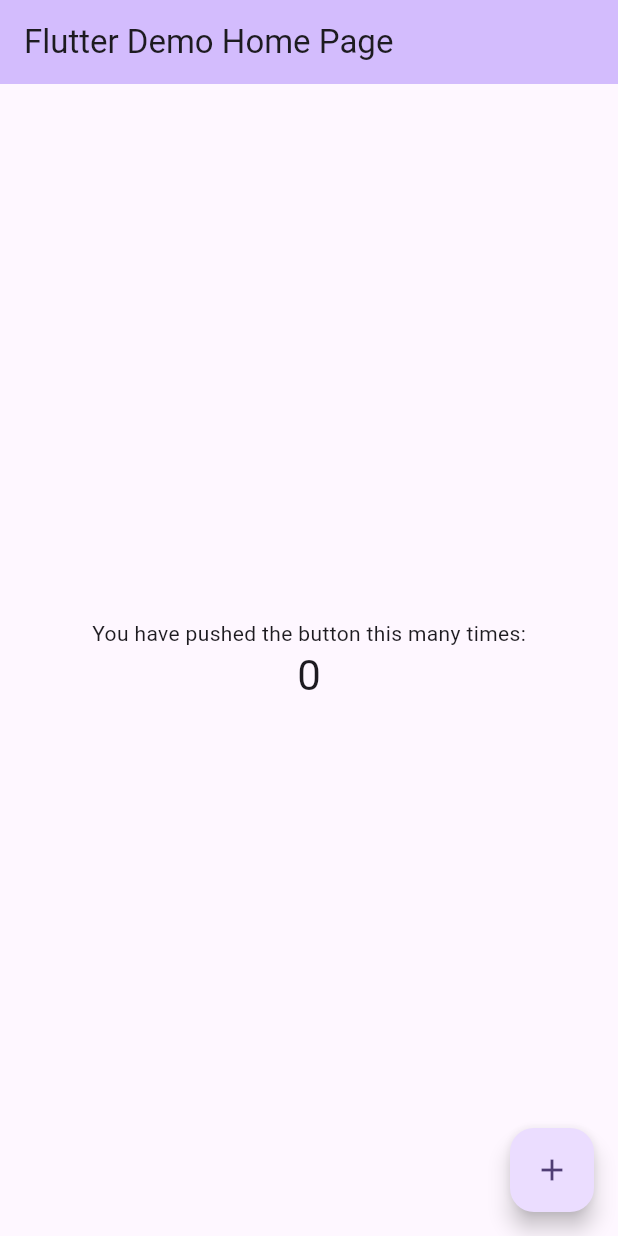
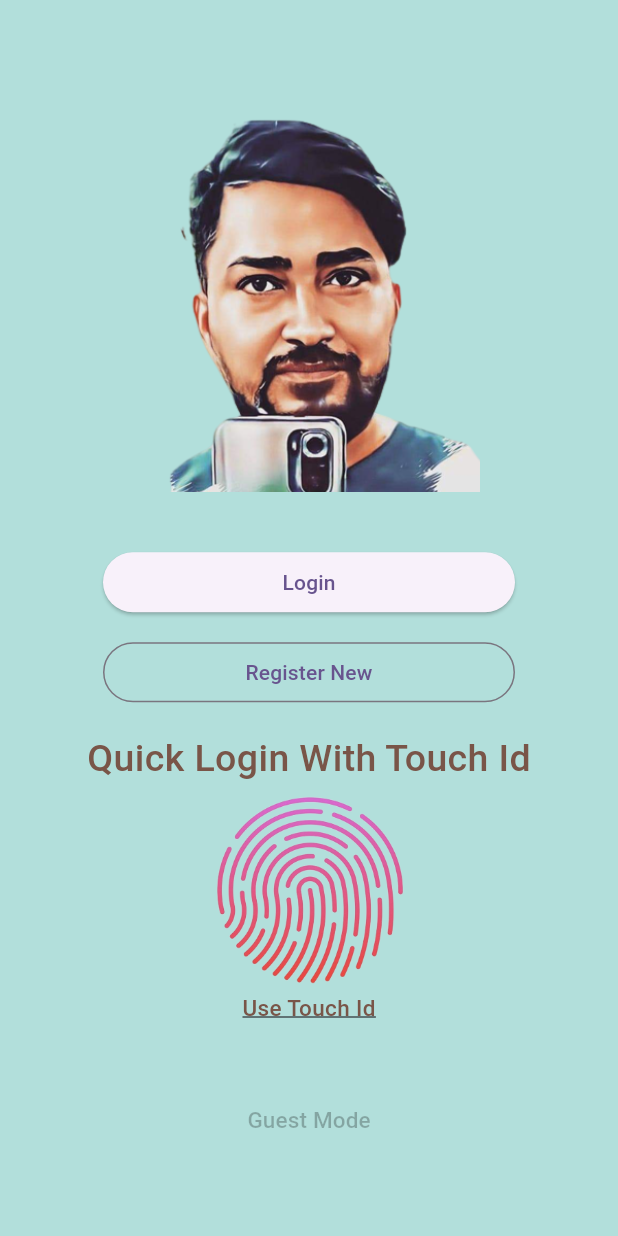
Before and after one commit to unik9438/mamas_goodboy, a Flutter app: the screen it shows after launch, on a phone screen of 412 x 824 dp. Run offline on Flutter 3.47's test engine with Material 2 defaults, Android fonts, the light colour scheme and no system bars.

Commit message:
second commit

```diff
--- a/lib/main.dart
+++ b/lib/main.dart
@@ -1,4 +1,7 @@
 import 'package:flutter/material.dart';
+import 'package:mamas_goodboy/screen/login_signup/login.dart';
+import 'package:mamas_goodboy/screen/login_signup/login_signup_dashboard.dart';
+import 'package:mamas_goodboy/screen/login_signup/signup.dart';
 
 void main() {
   runApp(const MyApp());
@@ -7,119 +10,20 @@ void main() {
 class MyApp extends StatelessWidget {
   const MyApp({super.key});
 
-  // This widget is the root of your application.
   @override
   Widget build(BuildContext context) {
     return MaterialApp(
+      debugShowCheckedModeBanner: false,
       title: 'Flutter Demo',
       theme: ThemeData(
-        // This is the theme of your application.
-        //
-        // TRY THIS: Try running your application with "flutter run". You'll see
-        // the application has a blue toolbar. Then, without quitting the app,
-        // try changing the seedColor in the colorScheme below to Colors.green
-        // and then invoke "hot reload" (save your changes or press the "hot
-        // reload" button in a Flutter-supported IDE, or press "r" if you used
-        // the command line to start the app).
-        //
-        // Notice that the counter didn't reset back to zero; the application
-        // state is not lost during the reload. To reset the state, use hot
-        // restart instead.
-        //
-        // This works for code too, not just values: Most code changes can be
-        // tested with just a hot reload.
         colorScheme: ColorScheme.fromSeed(seedColor: Colors.deepPurple),
         useMaterial3: true,
       ),
-      home: const MyHomePage(title: 'Flutter Demo Home Page'),
+      home: const LoginSignupDashboard(),
+      routes: <String, WidgetBuilder>{
+        '/login': (context) => const LoginScreen(),
+        '/signup': (context) => const SignUpScreen(),
+      },
     );
   }
 }
-
-class MyHomePage extends StatefulWidget {
-  const MyHomePage({super.key, required this.title});
-
-  // This widget is the home page of your application. It is stateful, meaning
-  // that it has a State object (defined below) that contains fields that affect
-  // how it looks.
-
-  // This class is the configuration for the state. It holds the values (in this
-  // case the title) provided by the parent (in this case the App widget) and
-  // used by the build method of the State. Fields in a Widget subclass are
-  // always marked "final".
-
-  final String title;
-
-  @override
-  State<MyHomePage> createState() => _MyHomePageState();
-}
-
-class _MyHomePageState extends State<MyHomePage> {
-  int _counter = 0;
-
-  void _incrementCounter() {
-    setState(() {
-      // This call to setState tells the Flutter framework that something has
-      // changed in this State, which causes it to rerun the build method below
-      // so that the display can reflect the updated values. If we changed
-      // _counter without calling setState(), then the build method would not be
-      // called again, and so nothing would appear to happen.
-      _counter++;
-    });
-  }
-
-  @override
-  Widget build(BuildContext context) {
-    // This method is rerun every time setState is called, for instance as done
-    // by the _incrementCounter method above.
-    //
-    // The Flutter framework has been optimized to make rerunning build methods
-    // fast, so that you can just rebuild anything that needs updating rather
-    // than having to individually change instances of widgets.
-    return Scaffold(
-      appBar: AppBar(
-        // TRY THIS: Try changing the color here to a specific color (to
-        // Colors.amber, perhaps?) and trigger a hot reload to see the AppBar
-        // change color while the other colors stay the same.
-        backgroundColor: Theme.of(context).colorScheme.inversePrimary,
-        // Here we take the value from the MyHomePage object that was created by
-        // the App.build method, and use it to set our appbar title.
-        title: Text(widget.title),
-      ),
-      body: Center(
-        // Center is a layout widget. It takes a single child and positions it
-        // in the middle of the parent.
-        child: Column(
-          // Column is also a layout widget. It takes a list of children and
-          // arranges them vertically. By default, it sizes itself to fit its
-          // children horizontally, and tries to be as tall as its parent.
-          //
-          // Column has various properties to control how it sizes itself and
-          // how it positions its children. Here we use mainAxisAlignment to
-          // center the children vertically; the main axis here is the vertical
-          // axis because Columns are vertical (the cross axis would be
-          // horizontal).
-          //
-          // TRY THIS: Invoke "debug painting" (choose the "Toggle Debug Paint"
-          // action in the IDE, or press "p" in the console), to see the
-          // wireframe for each widget.
-          mainAxisAlignment: MainAxisAlignment.center,
-          children: <Widget>[
-            const Text(
-              'You have pushed the button this many times:',
-            ),
-            Text(
-              '$_counter',
-              style: Theme.of(context).textTheme.headlineMedium,
-            ),
-          ],
-        ),
-      ),
-      floatingActionButton: FloatingActionButton(
-        onPressed: _incrementCounter,
-        tooltip: 'Increment',
-        child: const Icon(Icons.add),
-      ), // This trailing comma makes auto-formatting nicer for build methods.
-    );
-  }
-}
--- /dev/null
+++ b/lib/screen/login_signup/login_signup_dashboard.dart
@@ -0,0 +1,115 @@
+import 'package:flutter/material.dart';
+import 'package:mamas_goodboy/screen/dashboard.dart';
+import 'package:mamas_goodboy/screen/login_signup/login.dart';
+import 'package:mamas_goodboy/screen/login_signup/signup.dart';
+
+class LoginSignupDashboard extends StatelessWidget {
+  const LoginSignupDashboard({super.key});
+
+  @override
+  Widget build(BuildContext context) {
+    return Scaffold(
+      backgroundColor: Colors.teal[100],
+      body: Column(
+        mainAxisAlignment: MainAxisAlignment.center,
+        crossAxisAlignment: CrossAxisAlignment.center,
+        children: [
+          Center(
+            child: SizedBox(
+                height: MediaQuery.of(context).size.height * 1 / 3,
+                width: MediaQuery.of(context).size.width * 2 / 3,
+                child: const Image(
+                  image: AssetImage("assets/xyz1.png"),
+                )),
+          ),
+          const SizedBox(
+            height: 40,
+          ),
+          Padding(
+            padding: const EdgeInsets.fromLTRB(10, 0, 10, 0),
+            child: SizedBox(
+              height: 40,
+              width: MediaQuery.of(context).size.width * 2 / 3,
+              child: ElevatedButton(
+                onPressed: () {
+                  Navigator.push(
+                    context,
+                    MaterialPageRoute(
+                        builder: (context) => const LoginScreen()),
+                  );
+                },
+                child: const Text("Login"),
+              ),
+            ),
+          ),
+          Padding(
+            padding: const EdgeInsets.fromLTRB(10, 20, 10, 0),
+            child: SizedBox(
+                height: 40,
+                width: MediaQuery.of(context).size.width * 2 / 3,
+                child: OutlinedButton(
+                    onPressed: () {
+                      Navigator.push(
+                        context,
+                        MaterialPageRoute(
+                            builder: (context) => const SignUpScreen()),
+                      );
+                    },
+                    child: const Text("Register New"))),
+          ),
+          const SizedBox(
+            height: 20,
+          ),
+          const Text(
+            "Quick Login With Touch Id",
+            style: TextStyle(
+                color: Colors.brown, fontSize: 25, fontWeight: FontWeight.w500),
+          ),
+          // const SizedBox(
+          //   height: 20,
+          // ),
+          InkWell(
+            onTap: () {
+              Navigator.push(
+                context,
+                MaterialPageRoute(builder: (context) => const DashboardPage()),
+              );
+            },
+            child: Image(
+              height: MediaQuery.of(context).size.width * 1 / 3,
+              width: MediaQuery.of(context).size.width * 1 / 3,
+              image: const AssetImage("assets/touch.png"),
+            ),
+          ),
+          const Text(
+            "Use Touch Id",
+            style: TextStyle(
+                color: Colors.brown,
+                fontSize: 15,
+                fontWeight: FontWeight.w500,
+                decoration: TextDecoration.underline),
+          ),
+          const SizedBox(
+            height: 40,
+          ),
+          TextButton(
+            onPressed: () {
+              Navigator.push(
+                context,
+                MaterialPageRoute(builder: (context) => const DashboardPage()),
+              );
+            },
+            child: const Text(
+              "Guest Mode",
+              style: TextStyle(
+                color: Colors.black26,
+                fontSize: 15,
+                fontWeight: FontWeight.w500,
+              ),
+            ),
+          ),
+        ],
+      ),
+    );
+  }
+}
--- a/pubspec.yaml
+++ b/pubspec.yaml
@@ -59,8 +59,8 @@ flutter:
   uses-material-design: true
 
   # To add assets to your application, add an assets section, like this:
-  # assets:
-  #   - images/a_dot_burr.jpeg
+  assets:
+    - assets/
   #   - images/a_dot_ham.jpeg
 
   # An image asset can refer to one or more resolution-specific "variants", see
```
Also changed, not shown: lib/screen/category_screen.dart (added, +12 -0 lines), lib/screen/dashboard.dart (added, +65 -0 lines), lib/screen/favourite_screen.dart (added, +12 -0 lines), lib/screen/home_screen.dart (added, +42 -0 lines), lib/screen/login_signup/login.dart (added, +76 -0 lines), lib/screen/login_signup/search_screen.dart (added, +12 -0 lines), lib/screen/login_signup/signup.dart (added, +99 -0 lines), lib/screen/profile_screen.dart (added, +12 -0 lines), lib/widget/appbar.dart (added, +12 -0 lines), lib/widget/drawer_widget.dart (added, +83 -0 lines), lib/widget/textformfield.dart (added, +28 -0 lines), assets/touch.png (added), assets/touchId.png (added), assets/xyz.jpg (added), 1 more files.
